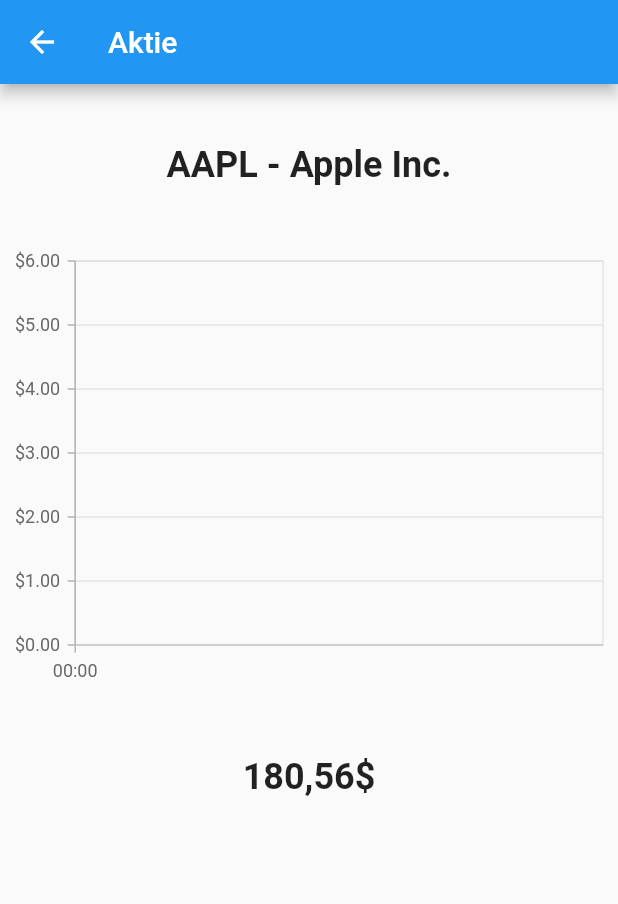
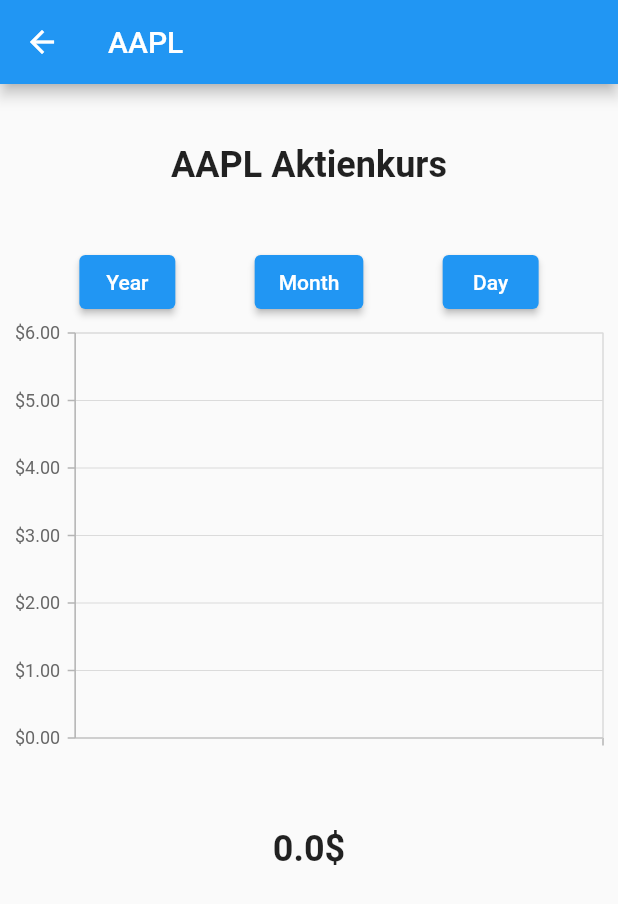
Before and after one commit to hamzenis/info-projekt, a Flutter app: the screen it shows after launch, after a tap on the "close" icon, after a tap on the "person" icon, on a phone screen of 412 x 824 dp. Shown: the top 904 px of the screen. Run offline on Flutter 3.47's test engine with Material 2 defaults, Android fonts, the phone set to English and light mode, and no system bars; our stand-ins replace cached_network_image, firebase_core, flutter_svg, syncfusion_flutter_charts; accounts and stored records are empty; network calls fail.

Commit message:
Bugfixing & Improvements:
- Improvments in the UI
- Made some changes and outsourced code to functions
- Fixed some bugs
- Linked search with Chart View

```diff
--- a/info_projekt/lib/chart/charts_view.dart
+++ b/info_projekt/lib/chart/charts_view.dart
@@ -4,7 +4,11 @@
 import 'prices.dart';
 
 class ChartStock extends StatefulWidget {
-  const ChartStock({super.key});
+  final String title;
+  const ChartStock({
+    Key? key,
+    required this.title,
+  }) : super(key: key);
 
   @override
   State<ChartStock> createState() => _ChartStockState();
@@ -20,15 +24,14 @@
 class _ChartStockState extends State<ChartStock> {
 /*
 *
-*   Zooming Feature
+*
 */
   late ZoomPanBehavior _zoomPanBehavior;
+  late String realTimeQuote;
+
 /*
 *
 *
-*
-*
-*   Chart Featuress
 */
   @override
   void initState() {
@@ -36,6 +39,61 @@
         // Enables pinch zooming
         enablePinching: true);
     super.initState();
+    fetchRealTimeQuote(widget.title);
+  }
+
+/*
+*   Fetches the real-time quote from the API
+*/
+  Future<void> fetchRealTimeQuote(String title) async {
+    realTimeQuote = await extractRealTimeQuote(title);
+  }
+
+/*
+*
+*   Fetches monthly data from prices.dart
+*/
+  // FutureBuilder<List<ChartData>> buildMonthly() {}
+
+/*
+*   Builds the chart
+*
+*/
+  Widget buildChart(List<ChartData> spotList) {
+    return SfCartesianChart(
+      primaryXAxis: DateTimeCategoryAxis(
+          // plotBands: plotBands,
+          ), // Date axis
+      primaryYAxis: NumericAxis(
+        // Applies currency format for y axis labels and also for data labels
+        numberFormat: NumberFormat.simpleCurrency(),
+      ),
+      zoomPanBehavior: _zoomPanBehavior, // Zoom and pan feature
+      series: <ChartSeries<ChartData, DateTime>>[
+        // Renders line chart
+        LineSeries<ChartData, DateTime>(
+            dataSource: spotList,
+            xValueMapper: (ChartData data, _) => data.time,
+            yValueMapper: (ChartData data, _) => data.price)
+      ],
+    );
+  }
+
+/*
+*
+*   Build price container
+*/
+  Widget buildPriceContainer() {
+    return Container(
+      padding: EdgeInsets.all(40),
+      child: Text(
+        realTimeQuote + '\$',
+        style: TextStyle(
+          fontSize: 24,
+          fontWeight: FontWeight.bold,
+        ),
+      ),
+    );
   }
 
 /*
@@ -47,32 +105,7 @@
 */
   @override
   Widget build(BuildContext context) {
-    /*
-    *
-    *   If it's weekend, the chart will be 'greyed out'
-    */
-    List<PlotBand> plotBands = [];
-    for (int year = 2023; year <= 2025; year++) {
-      // TODO: Replace with year of first data point
-      for (int month = 1; month <= 12; month++) {
-        for (int day = 1; day <= DateTime(year, month + 1, 0).day; day++) {
-          DateTime date = DateTime(year, month, day);
-          if (date.weekday == DateTime.saturday ||
-              date.weekday == DateTime.sunday) {
-            plotBands.add(
-              PlotBand(
-                isVisible: true,
-                opacity: 0.5,
-                start: date,
-                end: date.add(Duration(days: 1)),
-                color: Color.fromARGB(128, 73, 148, 236),
-              ),
-            );
-          }
-        }
-      }
-    }
-
+    List<ChartData> spotList = [];
     /*
     *
     *
@@ -80,10 +113,12 @@
     *
     */
     return FutureBuilder<List<ChartData>>(
-      future: extractDataFromJson(),
+      future: extractDataFromJson(widget.title),
       builder: (BuildContext context, AsyncSnapshot<List<ChartData>> snapshot) {
         if (snapshot.connectionState == ConnectionState.waiting) {
-          return CircularProgressIndicator(); // TODO: Fix show a loading spinner while waiting
+          return const Center(
+            child: CircularProgressIndicator(),
+          );
         } else if (snapshot.hasError) {
           return Text('Error: ${snapshot.error}');
         } else {
@@ -91,7 +126,7 @@
             List<ChartData> spotList = snapshot.data!;
             return Scaffold(
               appBar: AppBar(
-                title: Text('Aktie'), // TODO: Replace with Aktiennamen
+                title: Text(widget.title),
               ),
               body: Container(
                 height: 700,
@@ -99,42 +134,41 @@
                   children: [
                     Container(
                       padding: EdgeInsets.all(40),
-                      child: const Text(
-                        // TODO: Replace with Aktiennamen from search
-                        'AAPL - Apple Inc.',
+                      child: Text(
+                        widget.title +
+                            ' Aktienkurs', // TODO: Replace with Firmen name
                         style: TextStyle(
                           fontSize: 24,
                           fontWeight: FontWeight.bold,
                         ),
                       ),
                     ),
-                    SfCartesianChart(
-                      primaryXAxis:
-                          DateTimeAxis(plotBands: plotBands), // Date axis
-                      primaryYAxis: NumericAxis(
-                        // Applies currency format for y axis labels and also for data labels
-                        numberFormat: NumberFormat.simpleCurrency(),
-                      ),
-                      zoomPanBehavior: _zoomPanBehavior, // Zoom and pan feature
-                      series: <ChartSeries<ChartData, DateTime>>[
-                        // Renders line chart
-                        LineSeries<ChartData, DateTime>(
-                            dataSource: spotList,
-                            xValueMapper: (ChartData data, _) => data.time,
-                            yValueMapper: (ChartData data, _) => data.price)
+                    Row(
+                      // TODO: Add functionality to buttons
+                      mainAxisAlignment: MainAxisAlignment.spaceEvenly,
+                      children: [
+                        ElevatedButton(
+                          onPressed: () async {
+                            // Handle Button Press
+                          },
+                          child: const Text('Year'),
+                        ),
+                        ElevatedButton(
+                          onPressed: () {
+                            // Handle button press
+                          },
+                          child: const Text('Month'),
+                        ),
+                        ElevatedButton(
+                          onPressed: () {
+                            // Handle button press
+                          },
+                          child: const Text('Day'),
+                        ),
                       ],
                     ),
-                    Container(
-                      padding: EdgeInsets.all(40),
-                      child: const Text(
-                        // TODO: Replace with current price
-                        '180,56\$',
-                        style: TextStyle(
-                          fontSize: 24,
-                          fontWeight: FontWeight.bold,
-                        ),
-                      ),
-                    ),
+                    buildChart(spotList),
+                    buildPriceContainer(),
                   ],
                 ),
               ),
--- a/info_projekt/lib/chart/prices.dart
+++ b/info_projekt/lib/chart/prices.dart
@@ -13,7 +13,7 @@
 *
 *   Fetches data from the API and returns a list of ChartData objects
 */
-Future<List<ChartData>> extractDataFromJson() async {
+Future<List<ChartData>> extractDataFromJson(String stockSymbol) async {
   List<ChartData> spotList = [];
 
   try {
@@ -21,7 +21,7 @@
     String apiKey =
         'cl6hd6hr01qvnck9ogjgcl6hd6hr01qvnck9ogk0'; // Replace with API key
     String url =
-        'https://finnhub.io/api/v1/stock/candle?symbol=AAPL&resolution=15&from=1696946340&to=1699714740&token=$apiKey';
+        'https://finnhub.io/api/v1/stock/candle?symbol=$stockSymbol&resolution=15&from=1696946340&to=1699714740&token=$apiKey';
     http.Response response = await http
         .get(Uri.parse(url), headers: {'Authorization': 'Bearer $apiKey'});
 
@@ -51,3 +51,34 @@
 
   return spotList;
 }
+
+/*
+*
+*
+*   Fetches data from the API and returns a double with the real-time quote price
+*/
+Future<String> extractRealTimeQuote(String stockSymbol) async {
+  double realTimeQuote = 0.0;
+
+  try {
+    // Send a GET request to the API
+    String apiKey = 'cl6hd6hr01qvnck9ogjgcl6hd6hr01qvnck9ogk0';
+    String url =
+        'https://finnhub.io/api/v1/quote?symbol=$stockSymbol&token=$apiKey';
+    http.Response response = await http
+        .get(Uri.parse(url), headers: {'Authorization': 'Bearer $apiKey'});
+
+    // Decode the response body
+    Map<String, dynamic> jsonData = json.decode(response.body);
+
+    // Extract the real-time quote
+    realTimeQuote = double.parse(jsonData['c'].toString());
+
+    print(realTimeQuote);
+  } catch (e) {
+    // Handle the exception
+    print('Error parsing JSON: $e');
+  }
+
+  return realTimeQuote.toString();
+}
--- a/info_projekt/lib/homepage.dart
+++ b/info_projekt/lib/homepage.dart
@@ -61,9 +61,13 @@
           ),
           ActionButton(
             onPressed: () {
+              // TODO: Remove shortcut to chart
               Navigator.push(
                 context,
-                MaterialPageRoute(builder: (context) => ChartStock()),
+                MaterialPageRoute(
+                    builder: (context) => ChartStock(
+                          title: "AAPL",
+                        )),
               );
             },
             icon: const Icon(Icons.person),
--- a/info_projekt/lib/search_function/search_button.dart
+++ b/info_projekt/lib/search_function/search_button.dart
@@ -4,6 +4,7 @@
 import 'dart:convert';
 import 'package:flutter_svg/flutter_svg.dart';
 import 'package:cached_network_image/cached_network_image.dart';
+import '../chart/charts_view.dart';
 
 class SearchPage extends StatefulWidget {
   final String title;
@@ -128,6 +129,14 @@
             title: Text(_searchResults[index]['description']),
             onTap: () {
               print(_searchResults[index]['displaySymbol']);
+              Navigator.push(
+                context,
+                MaterialPageRoute(
+                  builder: (context) => ChartStock(
+                    title: _searchResults[index]['displaySymbol'],
+                  ),
+                ),
+              );
             },
           ),
         );
@@ -150,7 +159,7 @@
 
   Future<Map<String, dynamic>> fetchStock(String symbol) async {
     final response = await http.get(Uri.parse(
-        'https://finnhub.io/api/v1/stock/profile2?symbol=$symbol&token=cl6fum1r01qvnck9n070cl6fum1r01qvnck9n07g'));
+        'https://finnhub.io/api/v1/stock/profile2?symbol=$symbol&token=cl6hd6hr01qvnck9ogjgcl6hd6hr01qvnck9ogk0'));
 
     if (response.statusCode == 200) {
       return jsonDecode(response.body);
@@ -173,7 +182,16 @@
                   title: Text(snapshot.data!['name']),
                   subtitle: Text(snapshot.data!['ticker']),
                   onTap: () {
-                    print(snapshot.data!['ticker']);
+                    print(snapshot
+                        .data!['ticker']); // TODO: DEBUG print remove later
+                    Navigator.push(
+                      context,
+                      MaterialPageRoute(
+                        builder: (context) => ChartStock(
+                          title: snapshot.data!['ticker'],
+                        ),
+                      ),
+                    );
                   },
                 ),
               );
```
Also changed, not shown: info_projekt/pubspec.lock.
